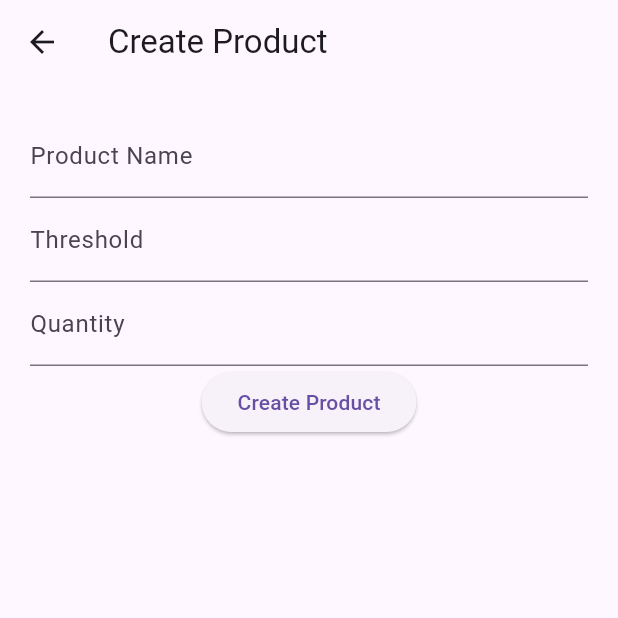
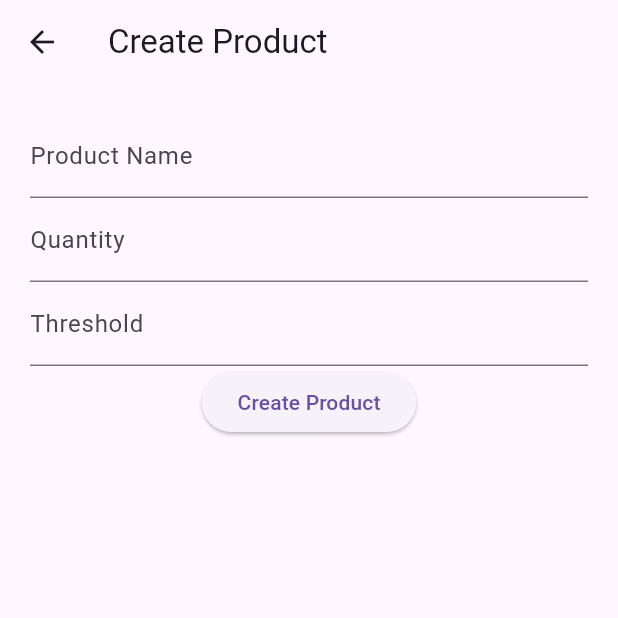
Before and after one commit to pchmelo/ESOF_Project, a Flutter app: the CreateProdut screen opened directly, on a phone screen of 412 x 824 dp, the top half of it. Run offline on Flutter 3.47's test engine with Material 3 defaults, Android fonts, the phone set to English and light mode, and no system bars; our stand-ins replace cloud_firestore, firebase_auth, firebase_core; accounts and stored records are empty.

Commit message:
made it so users could only insert digits when entering a new product's quantity and threshhold

```diff
--- a/esof_project/lib/app/views/main_pages/storage/createProduct.widget.dart
+++ b/esof_project/lib/app/views/main_pages/storage/createProduct.widget.dart
@@ -2,6 +2,7 @@ import 'package:firebase_auth/firebase_auth.dart';
 import 'package:flutter/material.dart';
 import 'package:esof_project/app/models/product.model.dart';
 import 'package:esof_project/services/database.dart';
+import 'package:flutter/services.dart';
 
 class CreateProdut extends StatefulWidget {
   const CreateProdut({super.key});
@@ -46,14 +47,19 @@ class _CreateProdutState extends State<CreateProdut> {
                 onChanged: (val) => setState(() => _name = val),
               ),
               TextFormField(
-                decoration: const InputDecoration(labelText: 'Threshold'),
-                validator: (val) => val!.isEmpty ? 'Enter a threshold' : null,
-                onChanged: (val) => setState(() => _threshold = int.parse(val)),
+              keyboardType: TextInputType.number,
+                inputFormatters: [FilteringTextInputFormatter.digitsOnly],
+              decoration: const InputDecoration(labelText: 'Quantity'),
+              validator: (val) => val!.isEmpty ? 'Enter a quantity' : null,
+              onChanged: (val) => setState(() => _quantity = int.parse(val)),
               ),
               TextFormField(
-                decoration: const InputDecoration(labelText: 'Quantity'),
-                validator: (val) => val!.isEmpty ? 'Enter a quantity' : null,
-                onChanged: (val) => setState(() => _quantity = int.parse(val)),
+                keyboardType: TextInputType.number,
+                inputFormatters: [FilteringTextInputFormatter.digitsOnly],
+                decoration: const InputDecoration(labelText: 'Threshold'),
+                validator: (val) =>
+                    val!.isEmpty ? 'Enter a threshold' : null,
+                onChanged: (val) => setState(() => _threshold = int.parse(val)),
               ),
               ElevatedButton(
                 child: const Text('Create Product'),
```
